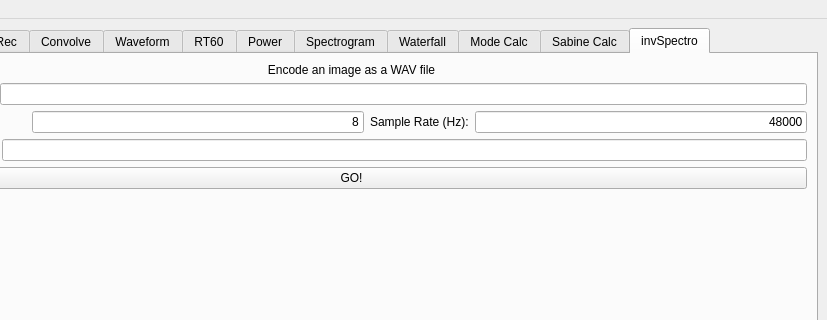
The window that source/ui_shaart.ui (drscotthawley/SHAART) describes before a commit, drawn with Qt 5; both pictures show x 124 to 951 and y 0 to 320 of the 951 by 590 pixel window.
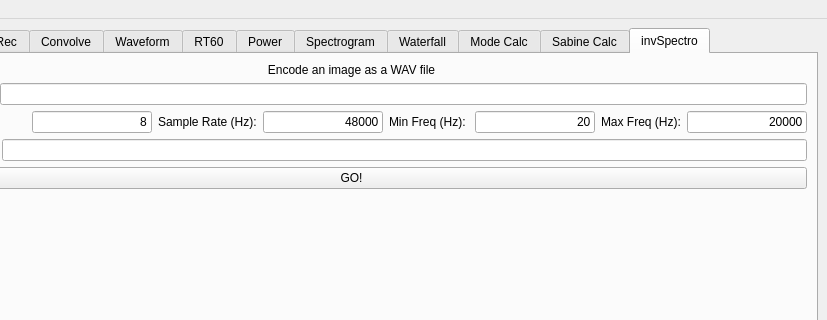
The same window after the commit. The open tabs and pages were chosen to show the change. Icons and pictures are not drawn. Custom widgets are drawn as their Qt base class.

Diff of the .ui file:
```diff
--- a/source/ui_shaart.ui
+++ b/source/ui_shaart.ui
@@ -1415,6 +1415,40 @@
               </property>
              </widget>
             </item>
+            <item>
+             <widget class="QLabel" name="label_9">
+              <property name="text">
+               <string>Min Freq (Hz): </string>
+              </property>
+             </widget>
+            </item>
+            <item>
+             <widget class="QLineEdit" name="is_minf_lineEdit">
+              <property name="text">
+               <string>20</string>
+              </property>
+              <property name="alignment">
+               <set>Qt::AlignRight|Qt::AlignTrailing|Qt::AlignVCenter</set>
+              </property>
+             </widget>
+            </item>
+            <item>
+             <widget class="QLabel" name="label_10">
+              <property name="text">
+               <string>Max Freq (Hz):</string>
+              </property>
+             </widget>
+            </item>
+            <item>
+             <widget class="QLineEdit" name="is_maxf_lineEdit">
+              <property name="text">
+               <string>20000</string>
+              </property>
+              <property name="alignment">
+               <set>Qt::AlignRight|Qt::AlignTrailing|Qt::AlignVCenter</set>
+              </property>
+             </widget>
+            </item>
            </layout>
           </item>
           <item>
```
Left out of the diff: 5 changed lines with no effect on the pictures.
